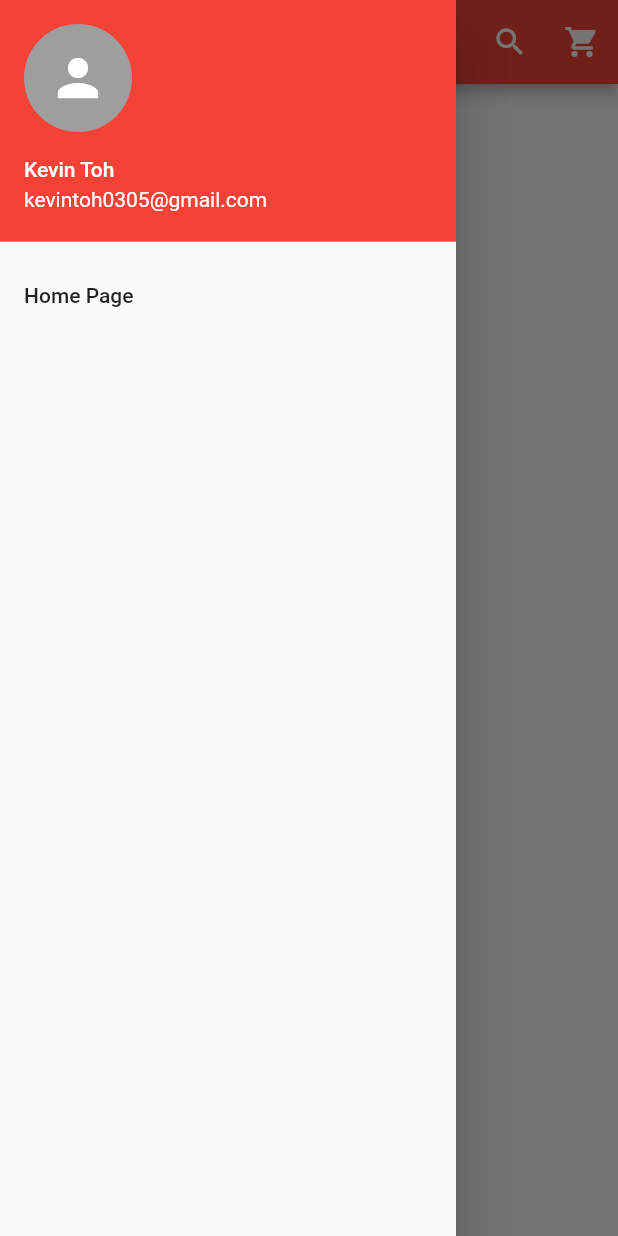
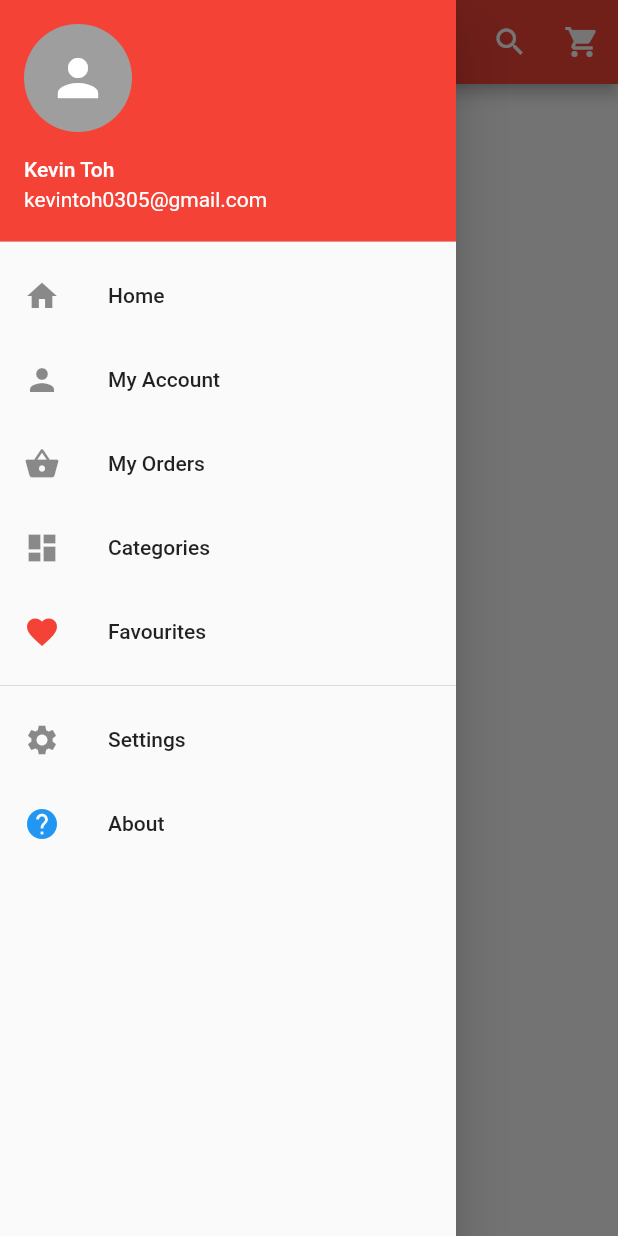
Before and after one commit to ktzy0305/Voguearo, a Flutter app: the screen it shows after launch, with the side drawer open, on a phone screen of 412 x 824 dp. Run offline on Flutter 3.47's test engine with Material 2 defaults, Android fonts, the phone set to English and light mode, and no system bars; our stand-ins replace carousel_pro.

```diff
--- a/lib/main.dart
+++ b/lib/main.dart
@@ -1,4 +1,5 @@
 import 'package:flutter/material.dart';
+import 'package:carousel_pro/carousel_pro.dart';
 
 void main() {
   runApp(
@@ -19,8 +20,14 @@ class HomePage extends StatefulWidget{
 class _HomePageState extends State<HomePage>{
   @override
   Widget build(BuildContext context) {
+    Widget image_carousel = new Container(
+      height: 300,
+
+    );
+
     return new Scaffold(
       appBar: new AppBar(
+        // elevation: 0.0,
         backgroundColor: Colors.red,
         title: Text("Shop Here!"),
         actions: <Widget>[
@@ -56,8 +63,63 @@ class _HomePageState extends State<HomePage>{
               ),
             ),
             // Body
-            ListTile(
-              title: Text("Home Page"),
+            InkWell(
+              splashColor: Colors.redAccent,
+              child: ListTile(
+                title: Text("Home"),
+                leading: Icon(Icons.home),
+                // onTap: () => {},
+              ),
+              onTap: ()=>{}
+            ),
+            InkWell(
+              splashColor: Colors.redAccent,
+              child: ListTile(
+                title: Text("My Account"),
+                leading: Icon(Icons.person),
+              ),
+              onTap: ()=>{}
+            ),
+            InkWell(
+              splashColor: Colors.redAccent,
+              child: ListTile(
+                title: Text("My Orders"),
+                leading: Icon(Icons.shopping_basket),
+              ),
+              onTap: ()=>{}
+            ),
+            InkWell(
+              splashColor: Colors.redAccent,
+              child: ListTile(
+                title: Text("Categories"),
+                leading: Icon(Icons.dashboard),
+              ),
+              onTap: ()=>{}
+            ),
+            InkWell(
+              splashColor: Colors.redAccent,
+              child: ListTile(
+                title: Text("Favourites"),
+                leading: Icon(Icons.favorite, color: Colors.red),
+              ),
+              onTap: ()=>{}
+            ),
+            Divider(),
+            InkWell(
+              splashColor: Colors.redAccent,
+              child: ListTile(
+                title: Text("Settings"),
+                leading: Icon(Icons.settings),
+              ),
+              onTap: ()=>{}
+            ),
+            InkWell(
+              splashColor: Colors.redAccent,
+              child: ListTile(
+                title: Text("About"),
+                leading: Icon(Icons.help, color: Colors.blue),
+              ),
+              onTap: ()=>{}
             ),
           ],
         ),
```
Also changed, not shown: pubspec.yaml (+9 -4 lines), pubspec.lock, 1 other file.
